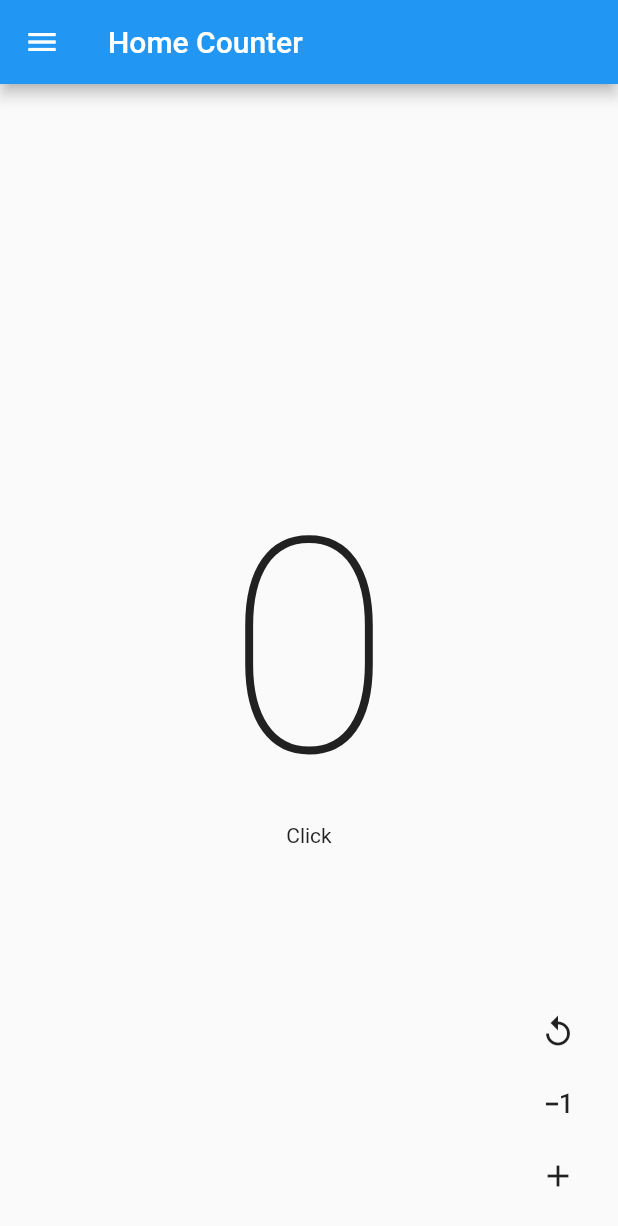
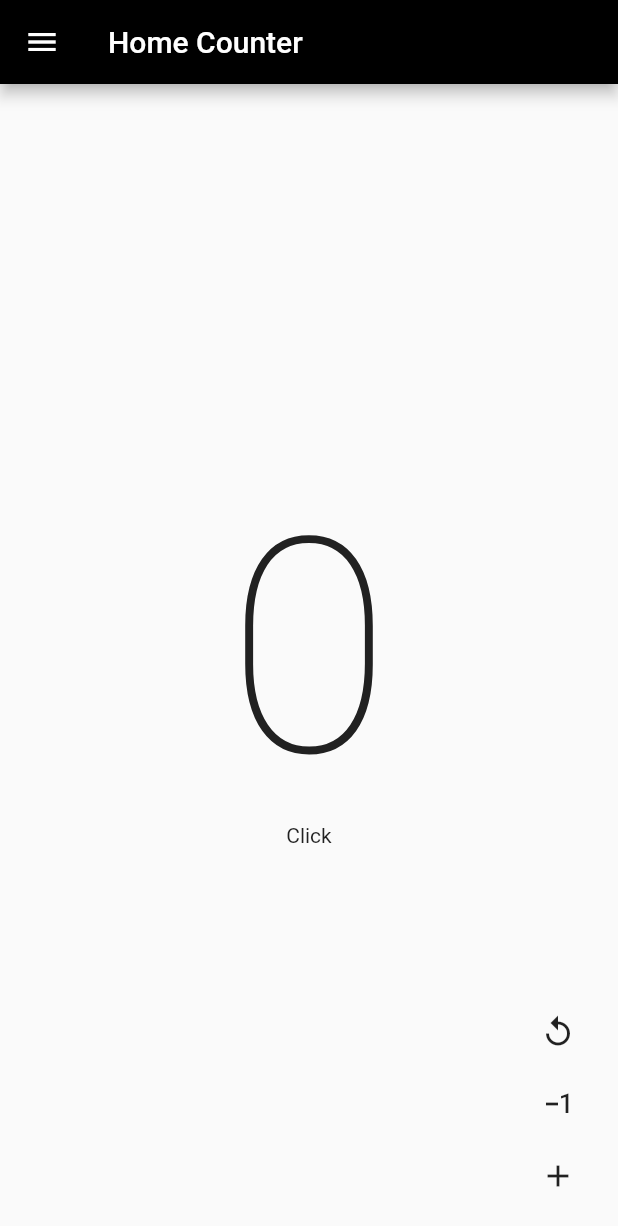
Before and after one commit to fbnjeje/Flutter_Road_Map, a Flutter app: the screen it shows after launch, on a phone screen of 412 x 824 dp. Shown: the top 1226 px of the screen. Run offline on Flutter 3.47's test engine with Material 2 defaults, Android fonts, the phone set to English and light mode, and no system bars; our stand-ins replace dio.

Commit message:
adding and fixing image and styles from homeAppBar

```diff
--- a/Todo/to_do/lib/main.dart
+++ b/Todo/to_do/lib/main.dart
@@ -57,6 +57,8 @@ class _MyWidget extends State<ScaffoldExample> {
             ),
           ),
           appBar: AppBar(
+            backgroundColor: Color.fromRGBO(0, 0, 0, 1),
+            shadowColor: null,
             title: const Text(
               'Home Counter',
               style: TextStyle(fontSize: 20),
```
